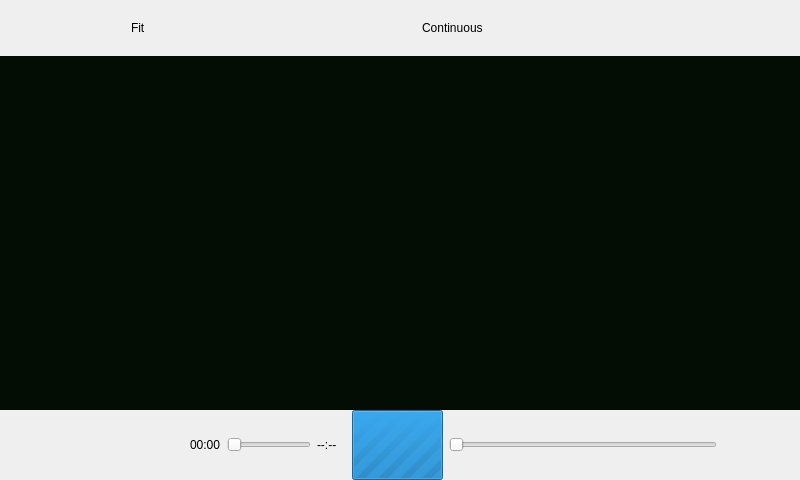
Old version of the form videonowplayingwindow.ui in the repository gidzzz/openmediaplayer.
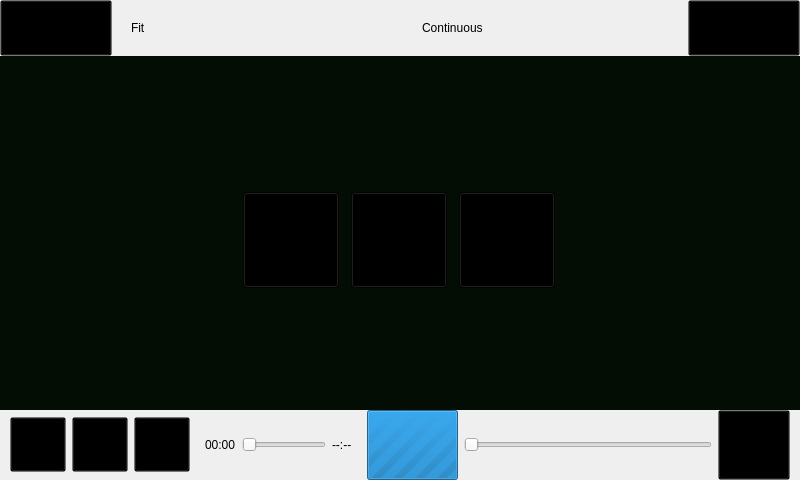
New version of the form.

Commit message: Further simplifications and tweaks to Now Playing UI.

Diff of the .ui file:
```diff
--- a/videonowplayingwindow.ui
+++ b/videonowplayingwindow.ui
@@ -27,15 +27,7 @@
      <enum>Qt::NoFocus</enum>
     </property>
     <property name="styleSheet">
-     <string notr="true">QToolButton:pressed
-{
-background transparent;
-}
-
-QToolButton
-{
-border: none;
-}</string>
+     <string notr="true">background: transparent;</string>
     </property>
     <property name="text">
      <string/>
@@ -60,15 +52,7 @@
      <enum>Qt::NoFocus</enum>
     </property>
     <property name="styleSheet">
-     <string notr="true">QToolButton:pressed
-{
-background transparent;
-}
-
-QToolButton
-{
-border: none;
-}</string>
+     <string notr="true">background: transparent;</string>
     </property>
     <property name="text">
      <string/>
@@ -161,15 +145,7 @@
         <item>
          <widget class="QToolButton" name="bookmarkButton">
           <property name="styleSheet">
-           <string notr="true">QToolButton:pressed
-{
-background transparent;
-}
-
-QToolButton
-{
-border: none;
-}</string>
+           <string notr="true">background: transparent;</string>
           </property>
           <property name="iconSize">
            <size>
@@ -182,15 +158,7 @@
         <item>
          <widget class="QToolButton" name="shareButton">
           <property name="styleSheet">
-           <string notr="true">QToolButton:pressed
-{
-background transparent;
-}
-
-QToolButton
-{
-border: none;
-}</string>
+           <string notr="true">background: transparent;</string>
           </property>
           <property name="iconSize">
            <size>
@@ -203,16 +171,7 @@
         <item>
          <widget class="QToolButton" name="deleteButton">
           <property name="styleSheet">
-           <string notr="true">QToolButton:pressed
-{
-background transparent;
-}
-
-QToolButton
-{
-border: none;
-}
-</string>
+           <string notr="true">background: transparent;</string>
           </property>
           <property name="iconSize">
            <size>
@@ -323,15 +282,7 @@
         <item>
          <widget class="QToolButton" name="volumeButton">
           <property name="styleSheet">
-           <string notr="true">QToolButton:pressed
-{
-background transparent;
-}
-
-QToolButton
-{
-border: none;
-}</string>
+           <string notr="true">background: transparent;</string>
           </property>
           <property name="text">
            <string/>
@@ -389,15 +340,7 @@
         </size>
        </property>
        <property name="styleSheet">
-        <string notr="true">QToolButton
-{
-border: none;
-}
-
-QToolButton:pressed
-{
-background: transparent;
-}</string>
+        <string notr="true">background: transparent;</string>
        </property>
        <property name="text">
         <string/>
@@ -440,15 +383,7 @@
         </size>
        </property>
        <property name="styleSheet">
-        <string notr="true">QToolButton
-{
-border: none;
-}
-
-QToolButton:pressed
-{
-background: transparent;
-}</string>
+        <string notr="true">background: transparent;</string>
        </property>
        <property name="text">
         <string/>
@@ -482,15 +417,7 @@
         </size>
        </property>
        <property name="styleSheet">
-        <string notr="true">QToolButton
-{
-border: none;
-}
-
-QToolButton:pressed
-{
-background: transparent;;
-}</string>
+        <string notr="true">background: transparent;</string>
        </property>
        <property name="text">
         <string/>
```
The commit also changes 5 other files.
